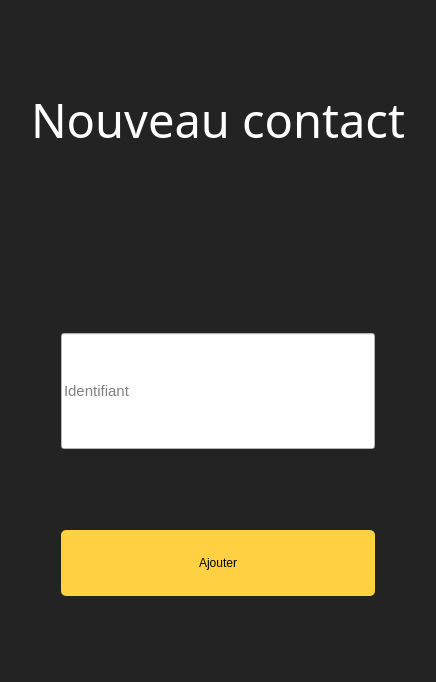
Old version of the form KeepItSecret/newcontactwindow.ui in the repository dbuhon/KeepItSecret.
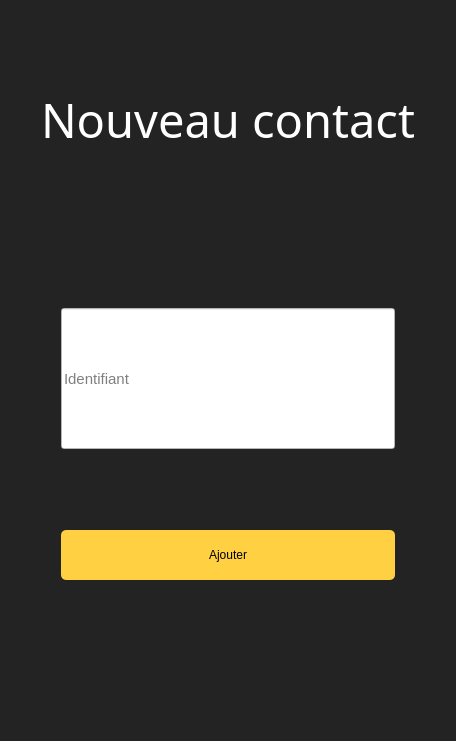
New version of the form.

```diff
--- a/KeepItSecret/newcontactwindow.ui
+++ b/KeepItSecret/newcontactwindow.ui
@@ -6,8 +6,8 @@
    <rect>
     <x>0</x>
     <y>0</y>
-    <width>436</width>
-    <height>682</height>
+    <width>456</width>
+    <height>741</height>
    </rect>
   </property>
   <property name="windowTitle">
@@ -82,7 +82,7 @@
           <property name="styleSheet">
            <string notr="true">color: rgb(0, 0, 0);
 background-color: rgb(255, 255, 255);
-margin-top: 100%;
+margin-top: 75%;
 margin-left:50px;
 margin-right:50px;
 height: 50px;</string>
@@ -129,7 +129,7 @@
 color: black;
 margin-left:50px;
 margin-right:50px;
-margin-bottom:75%;</string>
+margin-bottom:150%;</string>
           </property>
           <property name="text">
            <string>Ajouter</string>
```
